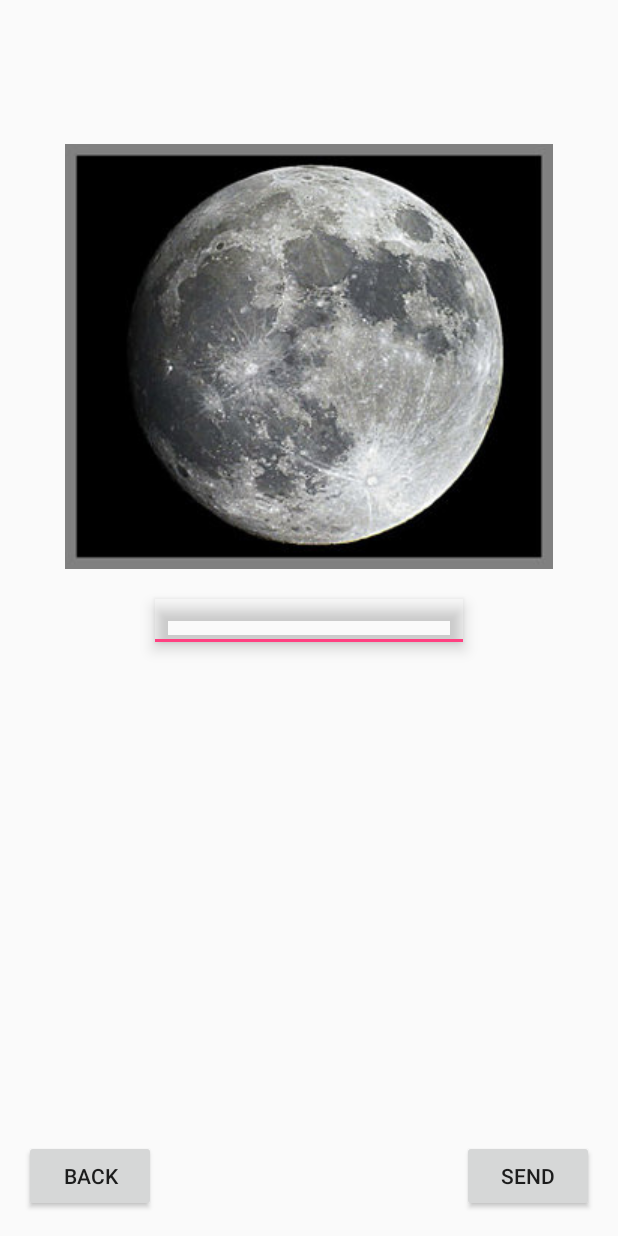
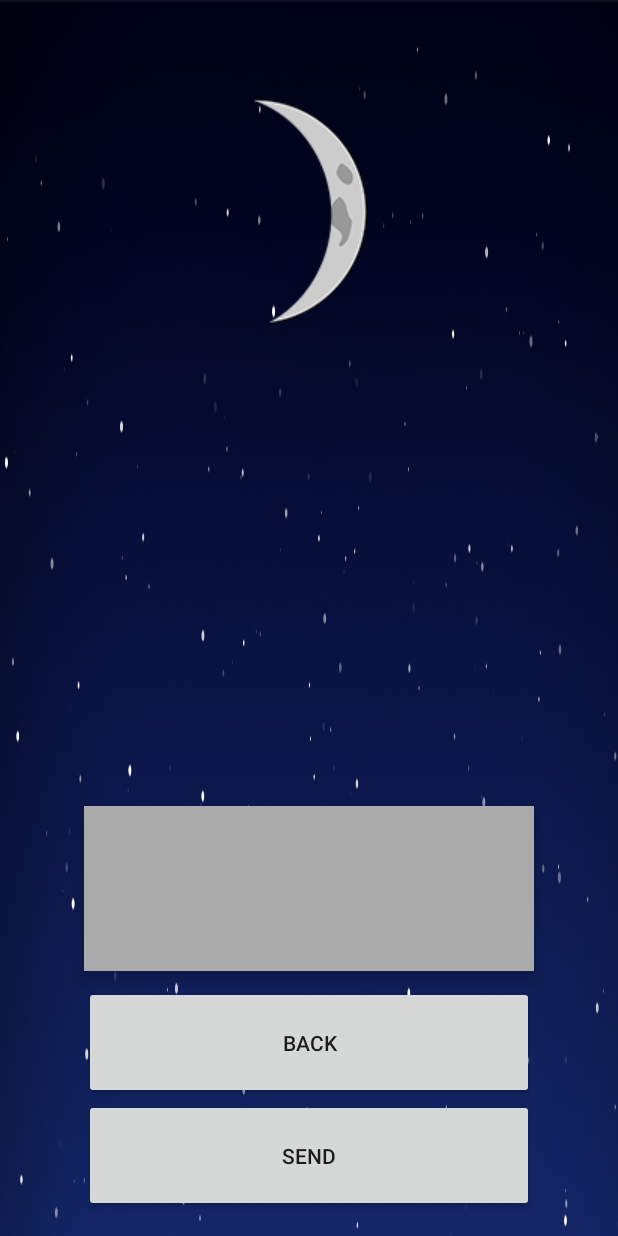
Before and after one commit to AtanasK/nasa2016Bookit, an Android app: the screen it shows after launch (MessageActivity), after a tap on "SHARE", on a phone screen of 412 x 824 dp. Run offline under Robolectric (Android 15) with nearby library versions, the phone set to English and light mode, and no system bars.

Commit message:
Final design/appflow

```diff
--- a/app/src/main/java/com/bookitfava/nasaspaceapps/moonchaser/DiscoverActivity.java
+++ b/app/src/main/java/com/bookitfava/nasaspaceapps/moonchaser/DiscoverActivity.java
@@ -85,6 +85,8 @@ public class DiscoverActivity extends AppCompatActivity implements SensorEventLi
         myview.isRunning = false;
         try {
             myview.thread.join();
+            myview.themoon.recycle();
+            myview.background.recycle();
         }
         catch (Exception e) {
             e.printStackTrace();
@@ -101,12 +103,10 @@ public class DiscoverActivity extends AppCompatActivity implements SensorEventLi
                     risiv.putExtras(bandl);
                     startActivity(risiv);
                     flag = false;
-                    onStop();
                 }
                 else if (flag) {
                     Intent stori = new Intent(this, StoryActivity.class);
                     startActivity(stori);
-                    onStop();
                 }
             }
             myview.x = (int) event.values[0] * 90;
--- a/app/src/main/java/com/bookitfava/nasaspaceapps/moonchaser/MainActivity.java
+++ b/app/src/main/java/com/bookitfava/nasaspaceapps/moonchaser/MainActivity.java
@@ -14,9 +14,6 @@ public class MainActivity extends AppCompatActivity {
     protected void onCreate(Bundle savedInstanceState) {
         super.onCreate(savedInstanceState);
         setContentView(R.layout.activity_main);
-        ImageView logo = (ImageView)findViewById(R.id.ivLogo);
-        Bitmap logoImage = BitmapFactory.decodeResource(getResources(), R.drawable.ful);
-        logo.setImageBitmap(logoImage);
     }
 
     public void bDiscoverClick(View view) {
--- a/app/src/main/java/com/bookitfava/nasaspaceapps/moonchaser/MessageActivity.java
+++ b/app/src/main/java/com/bookitfava/nasaspaceapps/moonchaser/MessageActivity.java
@@ -15,10 +15,6 @@ public class MessageActivity extends AppCompatActivity {
     protected void onCreate(Bundle savedInstanceState) {
         super.onCreate(savedInstanceState);
         setContentView(R.layout.activity_message);
-
-        ImageView logoView = (ImageView) findViewById(R.id.ivLogo);
-        Bitmap logo = BitmapFactory.decodeResource(getResources(), R.drawable.themoon);
-        logoView.setImageBitmap(logo);
     }
 
     public void bBackClick(View view) {
--- a/app/src/main/java/com/bookitfava/nasaspaceapps/moonchaser/ReceiveMessageActivity.java
+++ b/app/src/main/java/com/bookitfava/nasaspaceapps/moonchaser/ReceiveMessageActivity.java
@@ -26,12 +26,10 @@ public class ReceiveMessageActivity extends AppCompatActivity {
     public void bBackClick(View view) {
         Intent main = new Intent(this, MainActivity.class);
         startActivity(main);
-        onStop();
     }
 
     public void bRespondClick(View view) {
         Intent response = new Intent(this, MessageActivity.class);
         startActivity(response);
-        onStop();
     }
 }
--- a/app/src/main/java/com/bookitfava/nasaspaceapps/moonchaser/StoryActivity.java
+++ b/app/src/main/java/com/bookitfava/nasaspaceapps/moonchaser/StoryActivity.java
@@ -86,5 +86,4 @@ public class StoryActivity extends AppCompatActivity {
         Story story = generateNewStory();
         setNewStory(story);
     }
-
 }
--- a/app/src/main/res/layout/activity_main.xml
+++ b/app/src/main/res/layout/activity_main.xml
@@ -11,13 +11,14 @@
     android:background="@drawable/background">
 
     <ImageView
-        android:layout_width="match_parent"
+        android:layout_width="wrap_content"
         android:layout_height="wrap_content"
         android:id="@+id/ivLogo"
         android:layout_alignParentTop="true"
         android:layout_centerHorizontal="true"
         android:layout_gravity="center_horizontal|top"
-        android:layout_marginTop="100dp" />
+        android:layout_marginTop="100dp"
+        android:background="@drawable/ful" />
 
     <RelativeLayout
         android:layout_width="wrap_content"
--- a/app/src/main/res/layout/activity_message.xml
+++ b/app/src/main/res/layout/activity_message.xml
@@ -7,37 +7,42 @@
     android:paddingLeft="@dimen/activity_horizontal_margin"
     android:paddingRight="@dimen/activity_horizontal_margin"
     android:paddingTop="@dimen/activity_vertical_margin"
-    tools:context="com.bookitfava.nasaspaceapps.moonchaser.MessageActivity">
+    tools:context="com.bookitfava.nasaspaceapps.moonchaser.MessageActivity"
+    android:background="@drawable/background">
 
     <EditText
-        android:layout_width="wrap_content"
+        android:layout_width="300dp"
         android:layout_height="wrap_content"
         android:inputType="textMultiLine"
         android:ems="10"
         android:id="@+id/etMessage"
-        android:layout_centerVertical="true"
+        android:elevation="6dp"
+        android:background="#AAA"
+        android:gravity="center"
+        android:layout_above="@+id/bBack"
         android:layout_centerHorizontal="true"
-        android:elevation="6dp" />
+        android:lines="5"
+        android:layout_margin="10dp"
+        android:foregroundGravity="center_vertical|center_horizontal" />
 
     <Button
-        android:layout_width="wrap_content"
-        android:layout_height="wrap_content"
+        android:layout_width="300dp"
+        android:layout_height="75dp"
         android:text="BACK"
         android:id="@+id/bBack"
-        android:layout_alignParentBottom="true"
-        android:layout_alignParentLeft="true"
-        android:layout_alignParentStart="true"
-        android:onClick="bBackClick" />
+        android:onClick="bBackClick"
+        android:layout_above="@+id/bSend"
+        android:layout_centerHorizontal="true" />
 
     <Button
-        android:layout_width="wrap_content"
-        android:layout_height="wrap_content"
+        android:layout_width="300dp"
+        android:layout_height="75dp"
         android:text="SEND"
         android:id="@+id/bSend"
+        android:onClick="bSendClick"
         android:layout_alignParentBottom="true"
-        android:layout_alignParentRight="true"
-        android:layout_alignParentEnd="true"
-        android:onClick="bSendClick" />
+        android:layout_alignRight="@+id/bBack"
+        android:layout_alignEnd="@+id/bBack" />
 
     <ImageView
         android:layout_width="wrap_content"
@@ -45,6 +50,8 @@
         android:id="@+id/ivLogo"
         android:layout_alignParentTop="true"
         android:layout_centerHorizontal="true"
-        android:layout_marginTop="80dp" />
+        android:layout_marginTop="50dp"
+        android:background="@drawable/mesechina3"
+        android:clickable="false" />
 
 </RelativeLayout>
```
Also changed, not shown: app/src/main/res/layout/activity_story_discover.xml (+4 -3 lines), app/src/main/res/layout/activity_user_messages.xml (+6 -1 lines).
